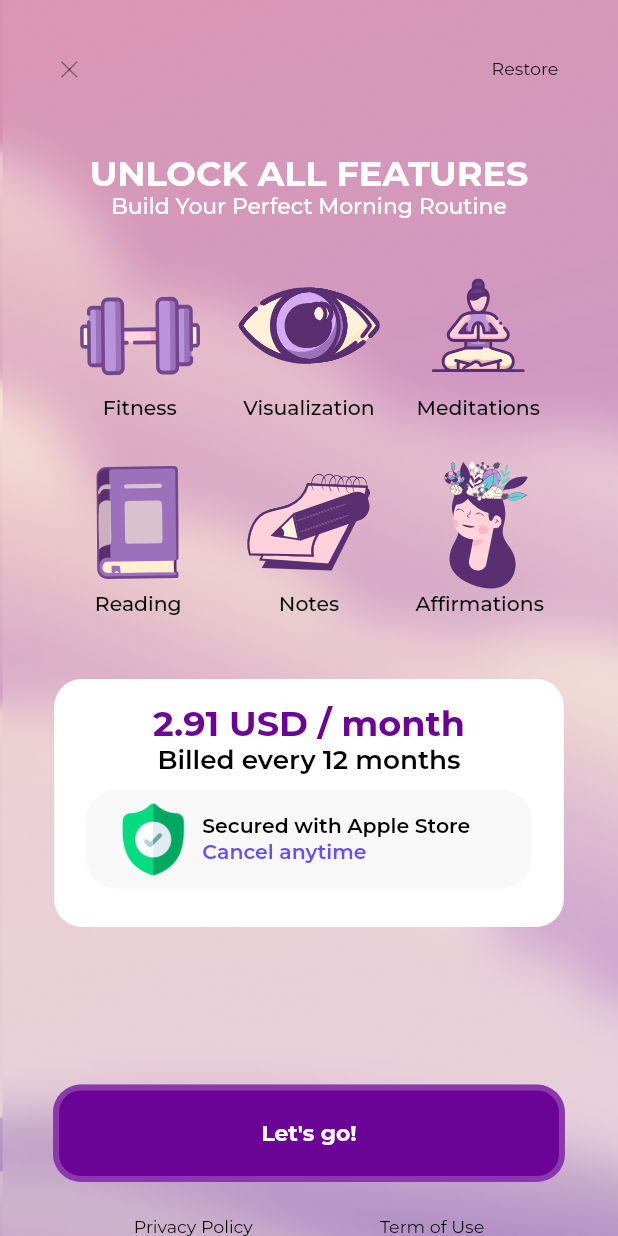
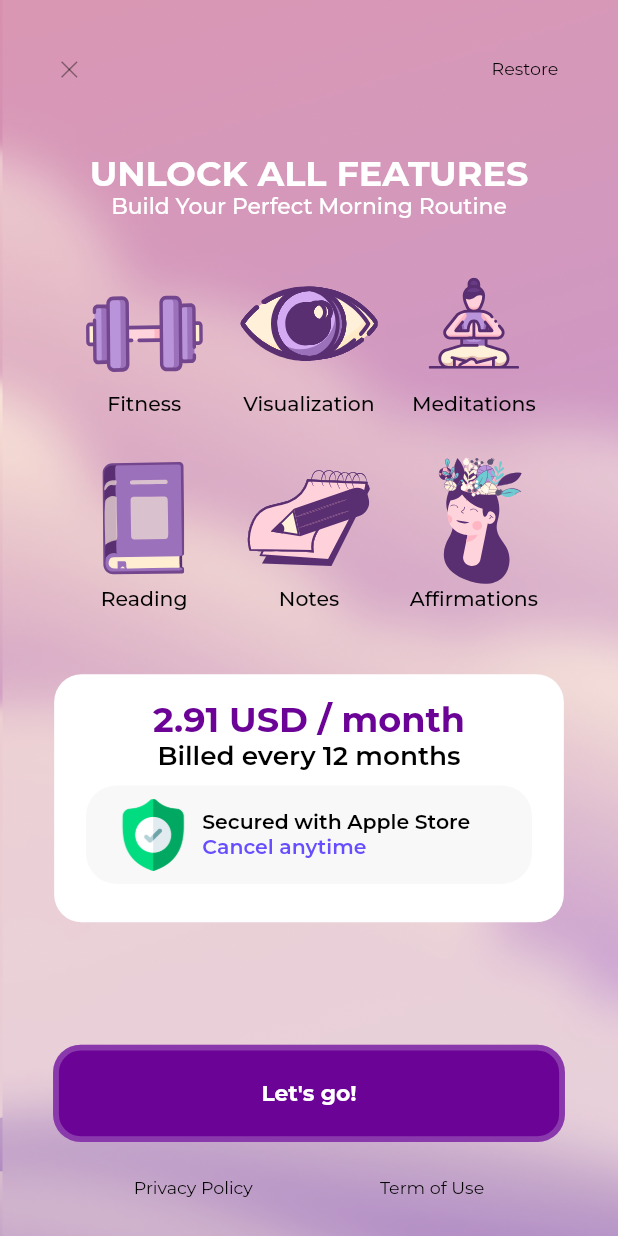
Before and after one commit to Umidjon-18/project_ui, a Flutter app: the screen it shows after launch, on a phone screen of 412 x 824 dp. Run offline on Flutter 3.47's test engine with Material 2 defaults, Android fonts, the phone set to English and light mode, and no system bars; our stand-ins replace flutter_screenutil, flutter_svg; project files that could hold a hidden picture were left out.

Commit message:
fixed size bugs

```diff
--- a/lib/presentation/components/custom_button.dart
+++ b/lib/presentation/components/custom_button.dart
@@ -5,23 +5,20 @@ import '../../config/constants/app_colors.dart';
 import '../../config/constants/app_text_styles.dart';
 
 class CustomButton extends StatelessWidget {
-  const CustomButton({
-    Key? key,
-    required this.buttonName
-  }) : super(key: key);
+  const CustomButton({Key? key, required this.buttonName}) : super(key: key);
   final String buttonName;
 
   @override
   Widget build(BuildContext context) {
     return Container(
-      margin: EdgeInsets.only(top: 108.h, bottom: 24.h, left: 33.3.w, right: 33.3.w),
+      margin: EdgeInsets.only(bottom: 24.h, left: 33.3.w, right: 33.3.w),
       width: double.maxFinite,
       height: 66.7.h,
       alignment: Alignment.center,
       decoration: BoxDecoration(
           borderRadius: BorderRadius.circular(19.r),
           color: AppColors.letsGoColor,
-          border: Border.all(width: 4, color: const Color.fromRGBO(255, 255, 255, 0.21))),
+          border: Border.all(width: 4.h, color: const Color.fromRGBO(255, 255, 255, 0.21))),
       child: Text(
         buttonName,
         style: AppTextStyles.body15w7.copyWith(color: AppColors.whitetextColor),
--- a/lib/presentation/pages/home/components/routine_item.dart
+++ b/lib/presentation/pages/home/components/routine_item.dart
@@ -1,4 +1,5 @@
 import 'package:flutter/material.dart';
+import 'package:flutter_screenutil/flutter_screenutil.dart';
 import 'package:flutter_svg/flutter_svg.dart';
 
 import '../../../../config/constants/app_text_styles.dart';
@@ -15,7 +16,11 @@ class RoutineItem extends StatelessWidget {
   Widget build(BuildContext context) {
     return Column(
       children: [
-        SvgPicture.asset(imagePath),
+        SizedBox(
+          width: 94.w,
+          height: 94.h,
+          child: SvgPicture.asset(imagePath),
+        ),
         Text(routineItemName, style: AppTextStyles.body14w5),
       ],
     );
--- a/lib/presentation/pages/home/home_page.dart
+++ b/lib/presentation/pages/home/home_page.dart
@@ -22,7 +22,8 @@ class _HomePageState extends State<HomePage> {
     return Scaffold(
       body: Container(
         decoration: BoxDecoration(
-          image: DecorationImage(image: AssetImage(
+          image: DecorationImage(
+            image: AssetImage(
               Assets.images.bgGradient,
             ),
             fit: BoxFit.cover,
@@ -91,7 +92,8 @@ class _HomePageState extends State<HomePage> {
                     height: 67.5.h,
                     width: double.maxFinite,
                     margin: EdgeInsets.only(top: 10.h),
-                    decoration: BoxDecoration(borderRadius: BorderRadius.circular(21.r), color: AppColors.secureBgColor),
+                    decoration:
+                        BoxDecoration(borderRadius: BorderRadius.circular(21.r), color: AppColors.secureBgColor),
                     padding: EdgeInsets.symmetric(horizontal: 17.w, vertical: 9.h),
                     child: Row(
                       children: [
@@ -117,11 +119,12 @@ class _HomePageState extends State<HomePage> {
                 ],
               ),
             ),
+            const Spacer(),
             GestureDetector(
                 onTap: () => Navigator.pushNamed(context, Routes.premiumPage),
                 child: const CustomButton(buttonName: "Let's go!")),
             Padding(
-              padding: EdgeInsets.symmetric(horizontal: 84.w),
+              padding: EdgeInsets.only(left: 84.w, right: 84.w, bottom: 26.h),
               child: Row(
                 mainAxisAlignment: MainAxisAlignment.spaceBetween,
                 children: [
```
Lines whose indentation alone changed are shown as unchanged.
